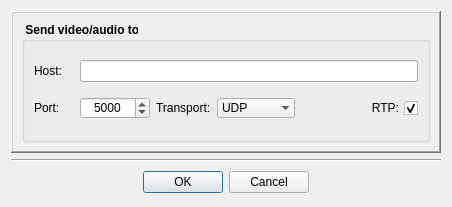
This is Homer/forms/Dialogs/AddNetworkSinkDialog.ui in Homer-Conferencing/Homer-Conferencing as Qt 5 draws it before an edit. The edited form follows.
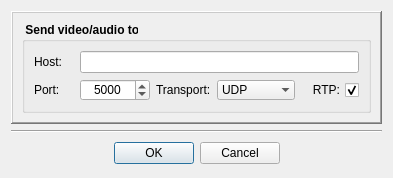
This is the edited form. Icons and pictures are not drawn.

```diff
--- a/Homer/forms/Dialogs/AddNetworkSinkDialog.ui
+++ b/Homer/forms/Dialogs/AddNetworkSinkDialog.ui
@@ -6,8 +6,8 @@
    <rect>
     <x>0</x>
     <y>0</y>
-    <width>452</width>
-    <height>207</height>
+    <width>370</width>
+    <height>170</height>
    </rect>
   </property>
   <property name="sizePolicy">
```
